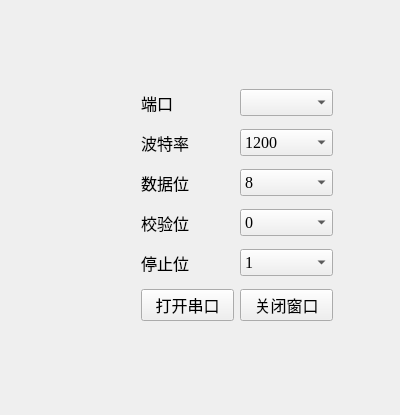
The window that qport.ui (Efanplus/DriveRobot) describes before a commit, drawn with Qt 5.
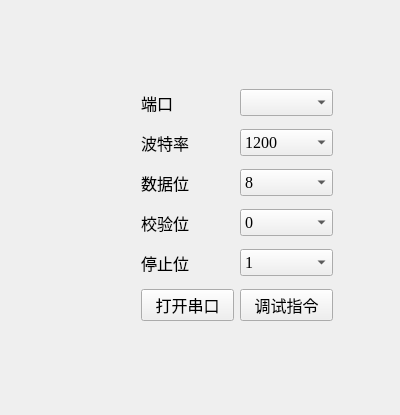
The same window after the commit.

The edit to the form file:
```diff
--- a/qport.ui
+++ b/qport.ui
@@ -13,7 +13,7 @@
   <property name="windowTitle">
    <string>Form</string>
   </property>
-  <widget class="QWidget" name="">
+  <widget class="QWidget" name="layoutWidget">
    <property name="geometry">
     <rect>
      <x>141</x>
@@ -206,7 +206,7 @@
        </font>
       </property>
       <property name="text">
-       <string>关闭窗口</string>
+       <string>调试指令</string>
       </property>
      </widget>
     </item>
```
Left out of the diff: 2 changed lines with no effect on the pictures.
